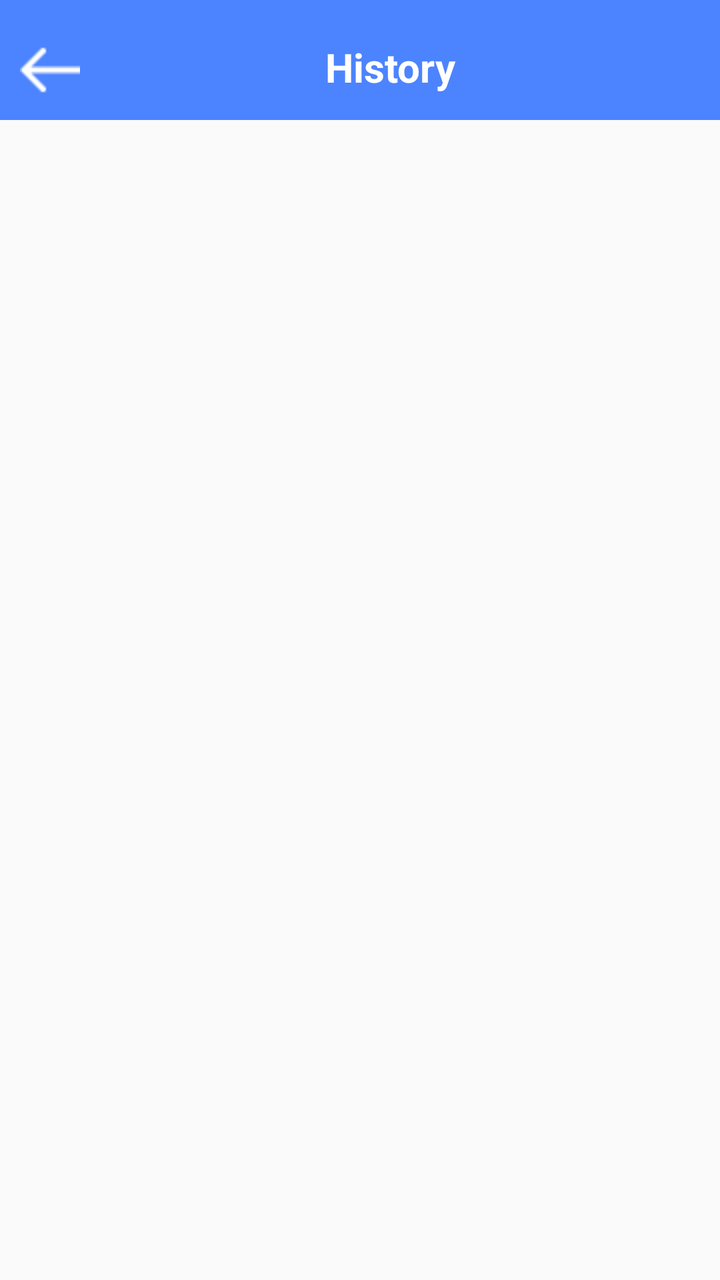
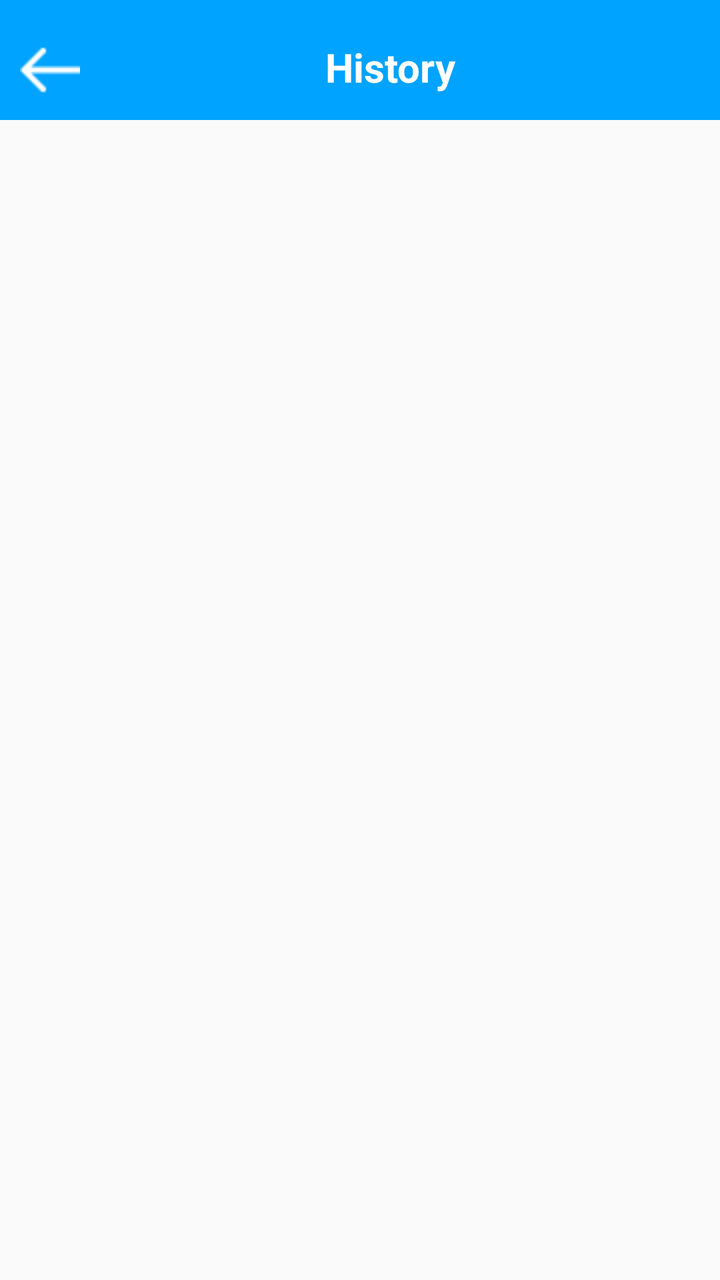

Compare the two renders of this Android layout. The source of the first and the diff that turns it into the second are given below.
<!-- AndroidManifest.xml: application theme Theme.ICare -->
<!-- res/layout/activity_history.xml -->
<?xml version="1.0" encoding="utf-8"?>
<layout xmlns:android="http://schemas.android.com/apk/res/android"
    xmlns:app="http://schemas.android.com/apk/res-auto"
    xmlns:tools="http://schemas.android.com/tools">

    <androidx.constraintlayout.widget.ConstraintLayout
        android:layout_width="match_parent"
        android:layout_height="match_parent"
        tools:context=".virtualSigns.HistoryActivity">

        <LinearLayout
            android:id="@+id/llToolBar"
            android:layout_width="match_parent"
            android:layout_height="wrap_content"
            android:background="@color/colorBlue"
            android:padding="10dp"
            app:layout_constraintTop_toTopOf="parent"
            android:orientation="vertical"
            android:paddingHorizontal="10dp">

            <LinearLayout
                android:layout_width="match_parent"
                android:layout_height="wrap_content"
                android:layout_marginTop="10dp"
                android:orientation="horizontal">

                <ImageView
                    android:layout_width="30dp"
                    android:layout_height="30dp"
                    android:src="@drawable/back_arrow" />

                <TextView
                    android:layout_width="0dp"
                    android:layout_height="wrap_content"
                    android:layout_weight="1"
                    android:gravity="center"
                    android:text="History"
                    android:textColor="@color/white"
                    android:textSize="20sp"
                    android:textStyle="bold" />
            </LinearLayout>

        </LinearLayout>

        <androidx.recyclerview.widget.RecyclerView
            android:id="@+id/recyclerHistory"
            android:layout_width="0dp"
            android:layout_height="0dp"
            app:layout_constraintTop_toBottomOf="@+id/llToolBar"
            app:layout_constraintLeft_toLeftOf="parent"
            app:layout_constraintBottom_toBottomOf="parent"
            app:layout_constraintRight_toRightOf="parent"/>

    </androidx.constraintlayout.widget.ConstraintLayout>
</layout>
<!-- resources referenced by this layout -->
<resources>
  <color name="colorBlue">#4C84FF</color>
  <color name="white">#FFFFFFFF</color>
  <!-- drawable back_arrow: png bitmap (drawable, 215 bytes) -->
  <style name="Theme.ICare" parent="Theme.MaterialComponents.Light.NoActionBar.Bridge">
          
          <item name="colorPrimary">@color/colorDarkTheme</item>
          <item name="colorPrimaryVariant">@color/colorDarkTheme</item>
          <item name="colorOnPrimary">@color/white</item>
          
          <item name="colorSecondary">@color/colorBackGroundEdittext</item>
          <item name="colorSecondaryVariant">@color/colorBackGroundEdittext</item>
          <item name="colorOnSecondary">@color/black</item>
          
          <item name="android:statusBarColor">?attr/colorPrimaryVariant</item>
          
      </style>
  <color name="colorDarkTheme">#182B3C</color>
  <color name="colorBackGroundEdittext">#526278</color>
  <color name="black">#000000</color>
</resources>

<!-- the commit's change to res/layout/activity_history.xml (unified diff, before → after) -->
@@ -12,7 +12,7 @@
             android:id="@+id/llToolBar"
             android:layout_width="match_parent"
             android:layout_height="wrap_content"
-            android:background="@color/colorBlue"
+            android:background="@color/themeBlue"
             android:padding="10dp"
             app:layout_constraintTop_toTopOf="parent"
             android:orientation="vertical"
<!-- resource entries referenced after the edit -->
@@ -1,22 +1,21 @@
 <!-- resources referenced by this layout -->
 <resources>
-  <color name="colorBlue">#4C84FF</color>
+  <color name="themeBlue">#00A3FF</color>
   <color name="white">#FFFFFFFF</color>
   <!-- drawable back_arrow: png bitmap (drawable, 215 bytes) -->
   <style name="Theme.ICare" parent="Theme.MaterialComponents.Light.NoActionBar.Bridge">
           
-          <item name="colorPrimary">@color/colorDarkTheme</item>
-          <item name="colorPrimaryVariant">@color/colorDarkTheme</item>
+          <item name="colorPrimary">@color/themeBlue</item>
+          <item name="colorPrimaryVariant">@color/themeBlue</item>
           <item name="colorOnPrimary">@color/white</item>
           
           <item name="colorSecondary">@color/colorBackGroundEdittext</item>
           <item name="colorSecondaryVariant">@color/colorBackGroundEdittext</item>
           <item name="colorOnSecondary">@color/black</item>
           
-          <item name="android:statusBarColor">?attr/colorPrimaryVariant</item>
+          <item name="android:statusBarColor">@color/themeBlue</item>
           
       </style>
-  <color name="colorDarkTheme">#182B3C</color>
   <color name="colorBackGroundEdittext">#526278</color>
   <color name="black">#000000</color>
 </resources>
